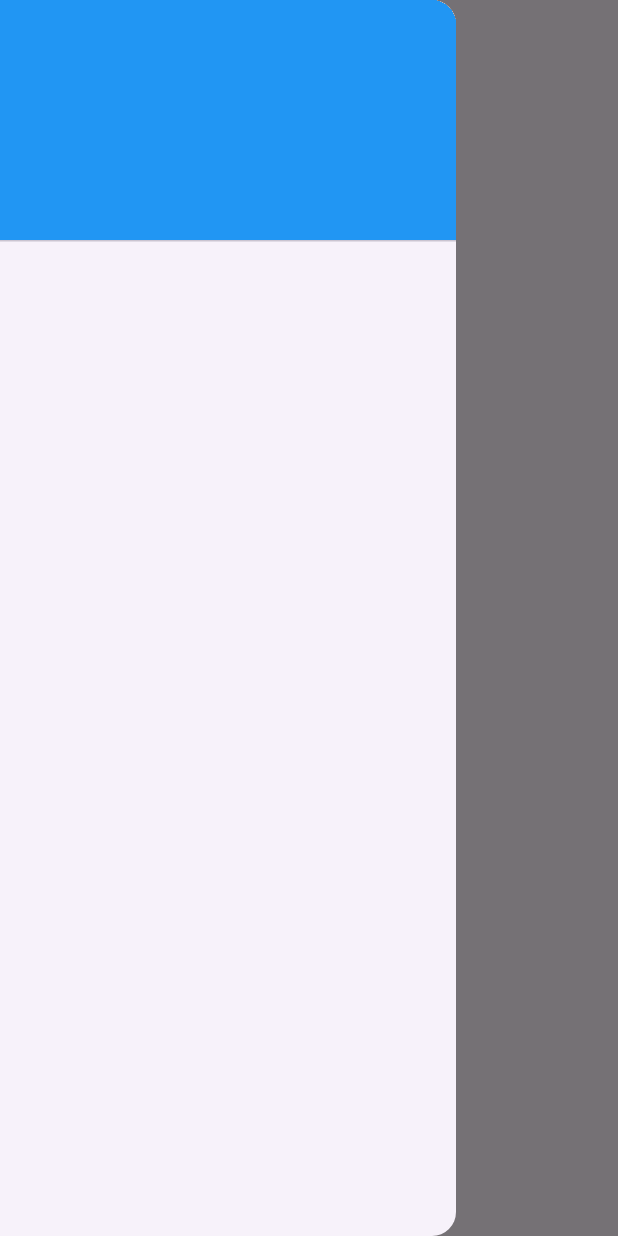
After one commit to jarek420/IPZ, a Flutter app: the BurgerMenu screen opened directly, with the side drawer open, on a phone screen of 412 x 824 dp. The commit adds this screen. Run offline on Flutter 3.47's test engine with Material 3 defaults, Android fonts, the phone set to English and light mode, and no system bars.

Commit message:
BurgerMenu in progress

```diff
--- /dev/null
+++ b/ipz_parkinghunter/lib/Pages/BurgerMenu.dart
@@ -0,0 +1,30 @@
+import 'package:flutter/material.dart';
+
+class BurgerMenu extends StatefulWidget {
+  const BurgerMenu({ Key? key}) : super(key: key);
+    @override
+    _BurgerMenustate createState() => _BurgerMenustate();
+  }
+
+
+class _BurgerMenustate extends State<BurgerMenu> {
+  @override
+  Widget build(BuildContext context){
+    return Scaffold(
+      appBar: AppBar(title: Text("Burger Menu")),
+      drawer: Drawer(child: ListView(
+        children: [
+          DrawerHeader(
+            decoration: BoxDecoration(color: Colors.blue),
+            child: Column())
+        ],
+      )),
+      body: Container(),
+
+
+    );
+  }
+
+
+
+}
--- a/ipz_parkinghunter/lib/Pages/MainPage_view.dart
+++ b/ipz_parkinghunter/lib/Pages/MainPage_view.dart
@@ -1,4 +1,5 @@
 import 'package:flutter/material.dart';
+import 'package:ipz_parkinghunter/Pages/BurgerMenu.dart';
 
 class MainPage extends StatelessWidget {
   @override
@@ -18,6 +19,7 @@ class MainPage extends StatelessWidget {
         ),
         centerTitle: true,
       ),
+      drawer: BurgerMenu(),
       body: Column(
         children: [
           Expanded(
@@ -43,7 +45,7 @@ class MainPage extends StatelessWidget {
                       ),
                     ),
                   ),
-                  Container(
+                 /* Container(
                     width: 200,
                     decoration: BoxDecoration(
                       color: Colors.blue, //  color advertisement box
@@ -59,7 +61,7 @@ class MainPage extends StatelessWidget {
                         ),
                       ),
                     ),
-                  ),
+                  ),*/
                 ],
               ),
             ),
--- a/ipz_parkinghunter/lib/main.dart
+++ b/ipz_parkinghunter/lib/main.dart
@@ -18,7 +18,7 @@ class MyApp extends StatelessWidget
     return MaterialApp(
       debugShowCheckedModeBanner: false,
       // Setting the LoginPage as a starting Page.
-      home: LoginPage(),
+      home: MainPage(),
     );
   }
 }
```
